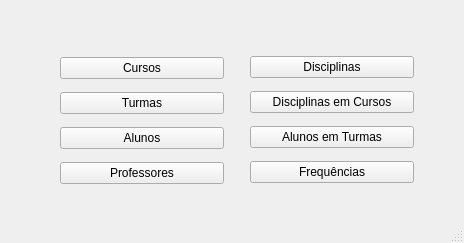
First picture: the form in view/main.ui, repository jviriato/fbdqt, before the edit.
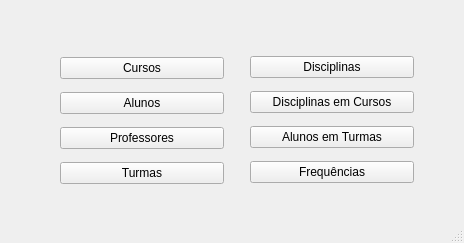
Second picture: the form after the edit.

Commit message: muda ordem da main (coloca os q funcionam melhor primeiro kk)

```diff
--- a/view/main.ui
+++ b/view/main.ui
@@ -31,13 +31,6 @@
        </property>
       </widget>
      </item>
-     <item>
-      <widget class="QPushButton" name="btnTurmas">
-       <property name="text">
-        <string>Turmas</string>
-       </property>
-      </widget>
-     </item>
      <item>
       <widget class="QPushButton" name="btnAlunos">
        <property name="text">
@@ -52,6 +45,13 @@
        </property>
       </widget>
      </item>
+     <item>
+      <widget class="QPushButton" name="btnTurmas">
+       <property name="text">
+        <string>Turmas</string>
+       </property>
+      </widget>
+     </item>
     </layout>
    </widget>
    <widget class="QWidget" name="verticalLayoutWidget_2">
```
The commit also changes 1 other file.
